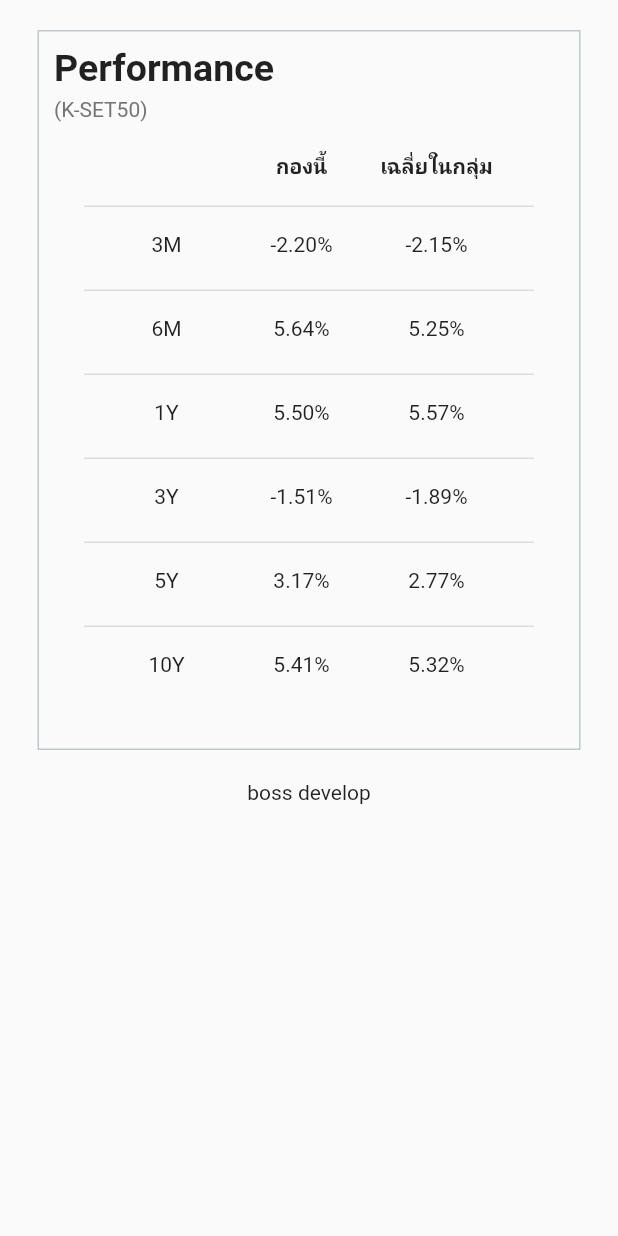
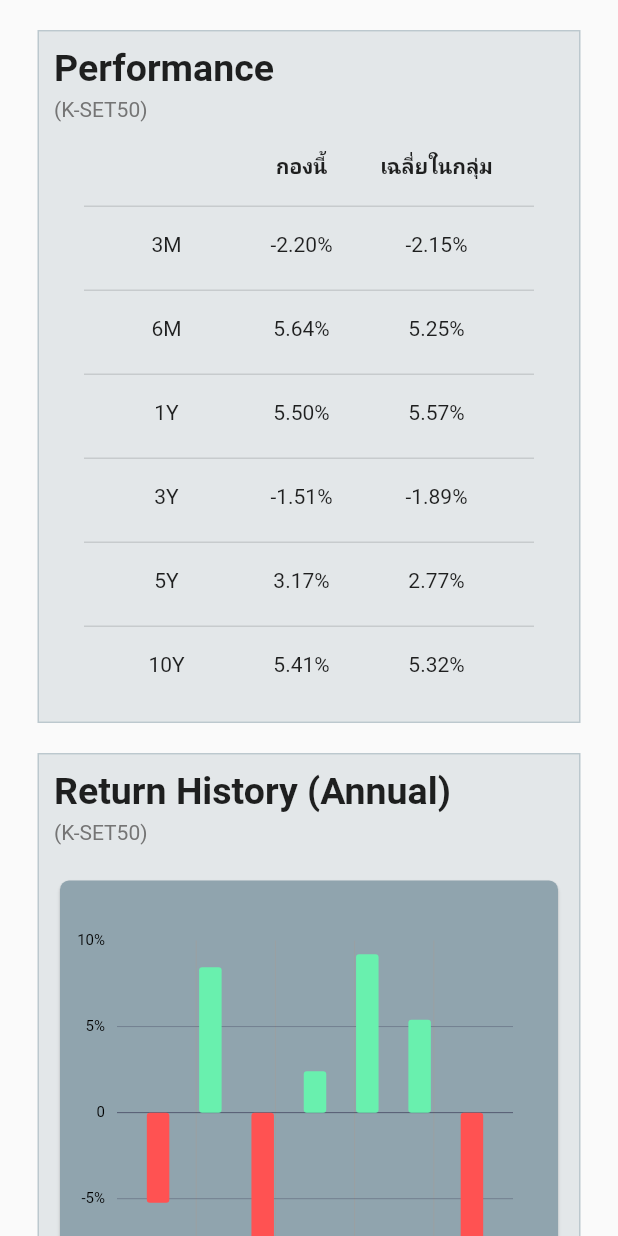
Before and after one commit to darking2539/fund_app_flutter, a Flutter app: the MutualFundReturn widget shown alone on an empty page, opened directly, on a phone screen of 412 x 824 dp. Run offline on Flutter 3.47's test engine with Material 2 defaults, Android fonts, the phone set to English and light mode, and no system bars; drawn by our look-alikes of fl_chart; our stand-ins replace flutter_easyloading, flutter_redux, flutter_spinkit, google_nav_bar, line_icons, redux and 1 more; missing offline and left inert: redux_logging, search_page.

Commit message:
add return

```diff
--- a/lib/screens/mutualfund/proportion/investmentproportion.dart
+++ b/lib/screens/mutualfund/proportion/investmentproportion.dart
@@ -149,9 +149,11 @@ class InvestmentProportion extends StatelessWidget {
     return Container(
         decoration: BoxDecoration(
             border: Border.all(color: Colors.red.withOpacity(0.4))),
+        child: Container(
+          color: Colors.red.withOpacity(0.1),
           child: Column(children: <Widget>[
             Container(
-              color: Colors.red.withOpacity(0.2),
+                color: Colors.red.withOpacity(0.3),
                 padding: EdgeInsets.all(10),
                 alignment: Alignment.topLeft,
                 child: Column(children: <Widget>[
@@ -166,6 +168,7 @@ class InvestmentProportion extends StatelessWidget {
                 ])),
             top5HoldingDonut(viewModel),
             getTextWidgets(viewModel.payload2),
-        ]));
+          ]),
+        ));
   }
 }
--- a/lib/screens/mutualfund/proportion/top5holding.dart
+++ b/lib/screens/mutualfund/proportion/top5holding.dart
@@ -180,9 +180,11 @@ class Top5Holding extends StatelessWidget {
     return Container(
         decoration: BoxDecoration(
             border: Border.all(color: Colors.blueGrey.withOpacity(0.4))),
+        child: Container(
+          color: Colors.blueGrey.withOpacity(0.1),
           child: Column(children: <Widget>[
             Container(
-              color: Colors.blueGrey.withOpacity(0.2),
+                color: Colors.blueGrey.withOpacity(0.3),
                 padding: EdgeInsets.all(10),
                 alignment: Alignment.topLeft,
                 child: Column(children: <Widget>[
@@ -198,6 +200,7 @@ class Top5Holding extends StatelessWidget {
             top5HoldingDonut(viewModel),
             getTextWidgets(viewModel.payload),
             otherHolding(i,"100")
-        ]));
+          ]),
+        ));
   }
 }
--- a/lib/screens/mutualfund/return/mutualfund_return.dart
+++ b/lib/screens/mutualfund/return/mutualfund_return.dart
@@ -3,6 +3,7 @@ import 'package:flutter_redux/flutter_redux.dart';
 import 'package:fund_app/model/funddetail_viewmodel.dart';
 import 'package:fund_app/redux/state/app_state.dart';
 import 'package:fund_app/screens/mutualfund/return/performance.dart';
+import 'package:fund_app/screens/mutualfund/return/returnhistory.dart';
 
 class MutualFundReturn extends StatelessWidget {
 
@@ -23,7 +24,7 @@ class MutualFundReturn extends StatelessWidget {
                 Container(height: 5),
                 Container(child: Performance()),
                 Container(height: 20),
-                Container(child: Center(child: Text("boss develop"),)),
+                Container(child: ReturnHistory()),
               ],
             ),
           );
--- a/lib/screens/mutualfund/return/performance.dart
+++ b/lib/screens/mutualfund/return/performance.dart
@@ -43,11 +43,12 @@ class Performance extends StatelessWidget {
   @override
   Widget build(BuildContext context) {
     return Container(
-        height: 480,
         decoration: BoxDecoration(
             border: Border.all(color: Colors.blueGrey.withOpacity(0.4))),
         child: Column(children: <Widget>[
           Container(
+              height: 460,
+              color: Colors.blueGrey.withOpacity(0.15),
               padding: EdgeInsets.all(10),
               alignment: Alignment.topLeft,
               child: Column(children: <Widget>[
--- /dev/null
+++ b/lib/screens/mutualfund/return/returnhistory.dart
@@ -0,0 +1,39 @@
+import 'package:flutter/material.dart';
+import 'package:fund_app/screens/mutualfund/return/returnhistory_graph.dart';
+
+class ReturnHistory extends StatelessWidget {
+
+
+
+  @override
+  Widget build(BuildContext context) {
+    return Container(
+        decoration: BoxDecoration(
+            border: Border.all(color: Colors.blueGrey.withOpacity(0.4))),
+        child: Column(children: <Widget>[
+          Container(
+              height: 450,
+              color: Colors.blueGrey.withOpacity(0.15),
+              padding: EdgeInsets.all(10),
+              alignment: Alignment.topLeft,
+              child: Column(children: <Widget>[
+                Container(
+                    alignment: Alignment.topLeft,
+                    child: Text("Return History (Annual)",
+                        style: TextStyle(
+                            fontWeight: FontWeight.bold, fontSize: 25))),
+                Container(height: 5),
+                Container(
+                    alignment: Alignment.topLeft,
+                    child: Text('(K-SET50)',
+                        style: TextStyle(
+                            fontWeight: FontWeight.normal,
+                            fontSize: 14,
+                            color: Colors.grey[600]))),
+                Container(height: 20),
+                ReturnHistoryGraph()
+
+              ])),
+        ]));
+  }
+}
--- /dev/null
+++ b/lib/screens/mutualfund/return/returnhistory_graph.dart
@@ -0,0 +1,171 @@
+import 'package:fl_chart/fl_chart.dart';
+import 'package:flutter/material.dart';
+
+class ReturnHistoryGraph extends StatefulWidget {
+  @override
+  State<StatefulWidget> createState() => BarChartSample5State();
+}
+
+class BarChartSample5State extends State<ReturnHistoryGraph> {
+
+  exampleList() {
+    return [
+    BarChartGroupData(x: 1, barRods: [
+      BarChartRodData(y: -5.23, width: 15, colors: [Colors.redAccent], borderRadius: const BorderRadius.all(Radius.circular(2))),
+    ]),
+    BarChartGroupData(x: 2, barRods: [
+      BarChartRodData(y: 8.45, width: 15, colors: [Colors.greenAccent], borderRadius: const BorderRadius.all(Radius.circular(2))),
+    ]),
+    BarChartGroupData(x: 3, barRods: [
+      BarChartRodData(y: -7.65, width: 15, colors: [Colors.redAccent], borderRadius: const BorderRadius.all(Radius.circular(2))),
+    ]),
+    BarChartGroupData(x: 4, barRods: [
+      BarChartRodData(y: 2.41, width: 15, colors: [Colors.greenAccent], borderRadius: const BorderRadius.all(Radius.circular(2))),
+    ]),
+    BarChartGroupData(x: 5, barRods: [
+      BarChartRodData(y: 9.20, width: 15, colors: [Colors.greenAccent], borderRadius: const BorderRadius.all(Radius.circular(2))),
+    ]),
+    BarChartGroupData(x: 6, barRods: [
+      BarChartRodData(y: 5.4, width: 15, colors: [Colors.greenAccent], borderRadius: const BorderRadius.all(Radius.circular(2))),
+    ]),
+    BarChartGroupData(x: 7, barRods: [
+      BarChartRodData(y: -7.6, width: 15, colors: [Colors.redAccent], borderRadius: const BorderRadius.all(Radius.circular(2))),
+    ]),
+  ];
+  }
+
+  @override
+  void initState() {
+    super.initState();
+  }
+
+  @override
+  Widget build(BuildContext context) {
+    return AspectRatio(
+      aspectRatio: 1,
+      child: Card(
+        elevation: 1,
+        shape: RoundedRectangleBorder(borderRadius: BorderRadius.circular(6)),
+        color: Colors.blueGrey[300],
+        child: Padding(
+            padding: const EdgeInsets.only(top: 40, right: 30, bottom: 30),
+            child: BarChart(BarChartData(
+              barTouchData: BarTouchData(
+                touchTooltipData: BarTouchTooltipData(
+                    tooltipBgColor: Colors.black38,
+                    getTooltipItem: (group, groupIndex, rod, rodIndex) {
+                      String weekDay;
+                      switch (group.x.toInt()) {
+                        case 1:
+                          weekDay = '2014';
+                          break;
+                        case 2:
+                          weekDay = '2015';
+                          break;
+                        case 3:
+                          weekDay = '2016';
+                          break;
+                        case 4:
+                          weekDay = '2017';
+                          break;
+                        case 5:
+                          weekDay = '2018';
+                          break;
+                        case 6:
+                          weekDay = '2019';
+                          break;
+                        case 7:
+                          weekDay = '2020';
+                          break;
+                        default:
+                          throw Error();
+                      }
+                      return BarTooltipItem(
+                        weekDay + '\n',
+                        TextStyle(
+                          color: Colors.white,
+                          fontWeight: FontWeight.bold,
+                          fontSize: 18,
+                        ),
+                        children: <TextSpan>[
+                          TextSpan(
+                            text: (rod.y).toString() + '%',
+                            style: TextStyle(
+                              color: rod.y > 0 ? Colors.greenAccent : Colors.redAccent,
+                              fontSize: 16,
+                              fontWeight: FontWeight.w500,
+                            ),
+                          ),
+                        ],
+                      );
+                    }),
+
+              ),
+                maxY: 10,
+                minY: -10,
+                titlesData: FlTitlesData(
+                  show: true,
+                  bottomTitles: SideTitles(
+                    showTitles: true,
+                    getTextStyles: (value) => const TextStyle(color: Colors.black, fontSize: 10),
+                    margin: 10,
+                    rotateAngle: 0,
+                    getTitles: (double value) {
+                      switch (value.toInt()) {
+                        case 1:
+                          return '2014';
+                        case 2:
+                          return '2015';
+                        case 3:
+                          return '2016';
+                        case 4:
+                          return '2017';
+                        case 5:
+                          return '2018';
+                        case 6:
+                          return '2019';
+                        case 7:
+                          return '2020';
+                        default:
+                          return '';
+                      }
+                    },
+                  ),
+                  leftTitles: SideTitles(
+                    showTitles: true,
+                    getTextStyles: (value) => const TextStyle(color: Colors.black, fontSize: 10),
+                    rotateAngle: 0,
+                    getTitles: (double value) {
+                      if (value == 0) {
+                        return '0';
+                      }
+                      return '${value.toInt()}%';
+                    },
+                    interval: 5,
+                    margin: 8,
+                    reservedSize: 30,
+                  ),
+                ) ,
+                gridData: FlGridData(
+                  show: true,
+                  checkToShowHorizontalLine: (value) => value % 5 == 0,
+                  getDrawingHorizontalLine: (value) {
+                    if (value == 0) {
+                      return FlLine(color: Color(0xff2a2747), strokeWidth: 0.4);
+                    }
+                    return FlLine(
+                      color: const Color(0xff2a2747),
+                      strokeWidth: 0.2,
+                    );
+                  },
+                ),
+                borderData: FlBorderData(
+                    show: true,
+                    border: Border(
+                        bottom: BorderSide(width: 0.5, color: Color(0xff2a2747) ))),
+                groupsSpace: 10,
+                barGroups: exampleList()))),
+      ),
+    );
+  }
+}
```
Also changed, not shown: pubspec.lock. Lines whose indentation alone changed are shown as unchanged.
